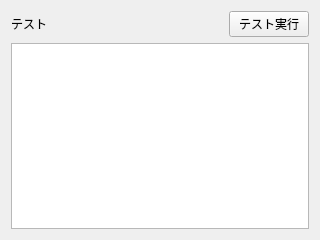
This is src/views/viewtestpage.ui in sharkpp/Jugemutter as Qt 5 draws it before an edit. The edited form follows.
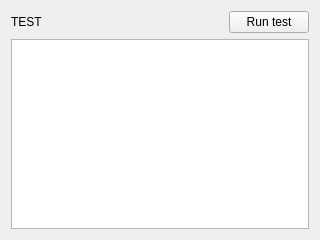
This is the edited form.

Diff of the .ui file:
```diff
--- a/src/views/viewtestpage.ui
+++ b/src/views/viewtestpage.ui
@@ -25,7 +25,7 @@
      <item>
       <widget class="QLabel" name="label">
        <property name="text">
-        <string>テスト</string>
+        <string>TEST</string>
        </property>
       </widget>
      </item>
@@ -45,7 +45,7 @@
      <item>
       <widget class="QPushButton" name="testRun">
        <property name="text">
-        <string>テスト実行</string>
+        <string>Run test</string>
        </property>
       </widget>
      </item>
```
Left out of the diff: 2 changed lines with no effect on the pictures.
